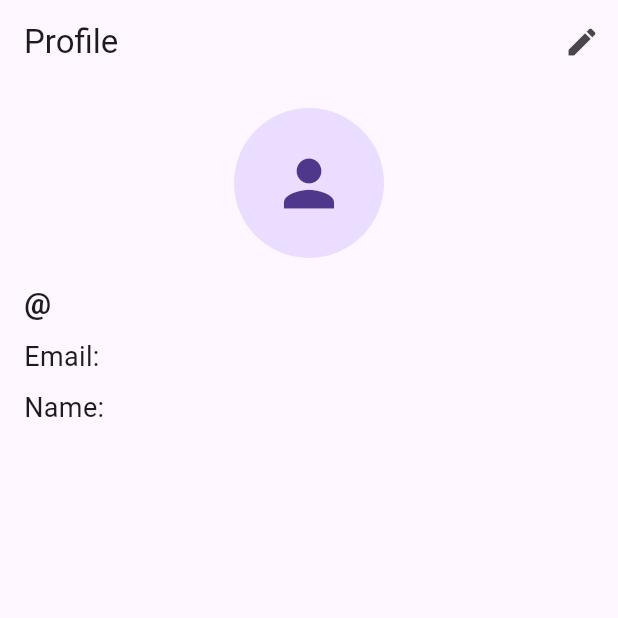
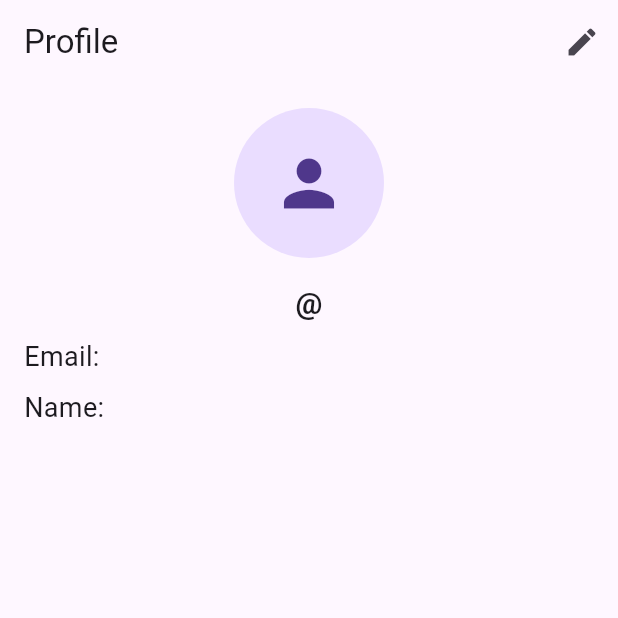
Before and after one commit to KPhamster/Plendy, a Flutter app: the screen it shows once a user with an empty profile is signed in, item 2 of the bottom bar chosen, after a tap on "Log Out", on a phone screen of 412 x 824 dp, the top half of it. Run offline on Flutter 3.47's test engine with Material 3 defaults, Android fonts, the phone set to English and light mode, and no system bars; our stand-ins replace cloud_firestore, dio, equatable, firebase_auth, firebase_core, firebase_storage and 12 more; missing offline and left inert: any_link_preview, receive_sharing_intent; accounts and stored records are empty; statements that could not run were skipped.

Commit message:
Fixed Google Sign-in

```diff
--- a/lib/main.dart
+++ b/lib/main.dart
@@ -39,7 +39,12 @@ void main() async {
 
   // Initialize sharing service
   SharingService().init();
-  runApp(MyApp());
+  runApp(
+    Provider<AuthService>(
+      create: (_) => AuthService(),
+      child: const MyApp(),
+    ),
+  );
 }
 
 class MyApp extends StatefulWidget {
@@ -50,7 +55,6 @@ class MyApp extends StatefulWidget {
 }
 
 class _MyAppState extends State<MyApp> {
-  final AuthService _authService = AuthService();
   final SharingService _sharingService = SharingService();
   StreamSubscription? _intentSub;
   List<SharedMediaFile>? _sharedFiles;
@@ -114,6 +118,7 @@ class _MyAppState extends State<MyApp> {
   void dispose() {
     // Clean up observers
     WidgetsBinding.instance.removeObserver(AppLifecycleObserver());
+    _intentSub?.cancel(); // Cancel the stream subscription
     super.dispose();
   }
 
@@ -121,6 +126,9 @@ class _MyAppState extends State<MyApp> {
   Widget build(BuildContext context) {
     // Check if launched from share AND there are files
     bool launchedFromShare = _sharedFiles != null && _sharedFiles!.isNotEmpty;
+
+    // --- ADDED: Get AuthService from Provider ---
+    final authService = Provider.of<AuthService>(context, listen: false);
 
     return MaterialApp(
       navigatorKey: navigatorKey, // Assign the key to MaterialApp
@@ -138,27 +146,46 @@ class _MyAppState extends State<MyApp> {
                     // Logic to navigate back or close app
                     // Maybe SystemNavigator.pop() or navigate to MainScreen
                     print("MyApp: Closing share screen launched initially");
-                    _sharedFiles = null; // Clear shared files
+                    setState(() {
+                      // Use setState to trigger rebuild
+                      _sharedFiles = null; // Clear shared files
+                    });
                     ReceiveSharingIntent.instance.reset(); // Reset intent
-                    // Trigger rebuild to show AuthWrapper/MainScreen
-                    setState(() {});
-                    // Potentially navigate to a default screen if needed
-                    // navigatorKey.currentState?.pushReplacementNamed('/');
+                    // No explicit navigation needed here, the StreamBuilder below will handle it
                   }),
             )
           // Otherwise, proceed with normal auth flow
           : StreamBuilder<User?>(
-              stream: AuthService().authStateChanges,
+              // --- MODIFIED: Use provided AuthService instance ---
+              stream: authService.authStateChanges,
               builder: (context, snapshot) {
                 if (snapshot.connectionState == ConnectionState.waiting) {
-                  return Center(child: CircularProgressIndicator());
+                  return const Center(child: CircularProgressIndicator());
                 }
 
                 // Print debug info
                 print(
                     'Auth state changed: ${snapshot.hasData ? 'Logged in' : 'Logged out'}');
 
-                return snapshot.hasData ? MainScreen() : AuthScreen();
+                // --- ADDED: Reset share data on logout ---
+                if (!snapshot.hasData && _sharedFiles != null) {
+                  // If user logs out while share data is present, clear it
+                  // Use a post-frame callback to avoid calling setState during build
+                  WidgetsBinding.instance.addPostFrameCallback((_) {
+                    if (mounted) {
+                      // Check if still mounted
+                      setState(() {
+                        _sharedFiles = null;
+                      });
+                      ReceiveSharingIntent.instance.reset();
+                      print("MyApp: Cleared share data due to logout.");
+                    }
+                  });
+                }
+
+                return snapshot.hasData
+                    ? const MainScreen()
+                    : const AuthScreen();
               },
             ),
     );
--- a/lib/screens/auth_screen.dart
+++ b/lib/screens/auth_screen.dart
@@ -2,6 +2,7 @@ import 'package:flutter/material.dart';
 import '../services/auth_service.dart';
 import 'package:font_awesome_flutter/font_awesome_flutter.dart';
 import 'package:plendy/screens/register_screen.dart';
+import 'package:provider/provider.dart';
 
 class AuthScreen extends StatefulWidget {
   const AuthScreen({super.key});
@@ -14,25 +15,11 @@ class _AuthScreenState extends State<AuthScreen> {
   final _formKey = GlobalKey<FormState>();
   final _emailController = TextEditingController();
   final _passwordController = TextEditingController();
-  final _authService = AuthService();
-
-  Future<void> _signInWithEmail() async {
-    if (_formKey.currentState!.validate()) {
-      try {
-        await _authService.signInWithEmail(
-          _emailController.text,
-          _passwordController.text,
-        );
-      } catch (e) {
-        ScaffoldMessenger.of(context).showSnackBar(
-          SnackBar(content: Text(e.toString())),
-        );
-      }
-    }
-  }
 
   @override
   Widget build(BuildContext context) {
+    final authService = Provider.of<AuthService>(context, listen: false);
+
     return Scaffold(
       body: SafeArea(
         child: Padding(
@@ -44,18 +31,21 @@ class _AuthScreenState extends State<AuthScreen> {
               children: [
                 TextFormField(
                   controller: _emailController,
-                  decoration: InputDecoration(labelText: 'Email'),
+                  decoration: const InputDecoration(labelText: 'Email'),
                   validator: (value) {
                     if (value == null || value.isEmpty) {
                       return 'Please enter your email';
                     }
+                    if (!RegExp(r"^\S+@\S+\.\S+$").hasMatch(value)) {
+                      return 'Please enter a valid email address';
+                    }
                     return null;
                   },
                 ),
-                SizedBox(height: 16),
+                const SizedBox(height: 16),
                 TextFormField(
                   controller: _passwordController,
-                  decoration: InputDecoration(labelText: 'Password'),
+                  decoration: const InputDecoration(labelText: 'Password'),
                   obscureText: true,
                   validator: (value) {
                     if (value == null || value.isEmpty) {
@@ -64,32 +54,50 @@ class _AuthScreenState extends State<AuthScreen> {
                     return null;
                   },
                 ),
-                SizedBox(height: 24),
+                const SizedBox(height: 24),
                 ElevatedButton(
-                  onPressed: _signInWithEmail,
-                  child: Text('Sign In'),
+                  onPressed: () async {
+                    if (_formKey.currentState!.validate()) {
+                      try {
+                        await authService.signInWithEmail(
+                          _emailController.text,
+                          _passwordController.text,
+                        );
+                      } catch (e) {
+                        if (mounted) {
+                          ScaffoldMessenger.of(context).showSnackBar(
+                            SnackBar(content: Text(e.toString())),
+                          );
+                        }
+                      }
+                    }
+                  },
+                  child: const Text('Sign In'),
                 ),
                 TextButton(
                   onPressed: () {
                     Navigator.push(
                       context,
-                      MaterialPageRoute(builder: (context) => RegisterScreen()),
+                      MaterialPageRoute(
+                          builder: (context) => const RegisterScreen()),
                     );
                   },
-                  child: Text('Create Account'),
+                  child: const Text('Create Account'),
                 ),
                 ElevatedButton.icon(
                   onPressed: () async {
                     try {
-                      await _authService.signInWithGoogle();
+                      await authService.signInWithGoogle();
                     } catch (e) {
-                      ScaffoldMessenger.of(context).showSnackBar(
-                        SnackBar(content: Text(e.toString())),
-                      );
+                      if (mounted) {
+                        ScaffoldMessenger.of(context).showSnackBar(
+                          SnackBar(content: Text(e.toString())),
+                        );
+                      }
                     }
                   },
-                  icon: FaIcon(FontAwesomeIcons.google),
-                  label: Text('Sign in with Google'),
+                  icon: const FaIcon(FontAwesomeIcons.google),
+                  label: const Text('Sign in with Google'),
                 ),
               ],
             ),
--- a/lib/screens/profile_screen.dart
+++ b/lib/screens/profile_screen.dart
@@ -2,6 +2,7 @@ import 'package:flutter/material.dart';
 import '../services/auth_service.dart';
 import '../services/user_service.dart';
 import 'edit_profile_screen.dart';
+import 'package:provider/provider.dart';
 
 class ProfileScreen extends StatefulWidget {
   const ProfileScreen({super.key});
@@ -11,47 +12,60 @@ class ProfileScreen extends StatefulWidget {
 }
 
 class _ProfileScreenState extends State<ProfileScreen> {
-  final _authService = AuthService();
   final _userService = UserService();
   String? _username;
 
+  AuthService? _authService;
+
   @override
-  void initState() {
-    super.initState();
+  void didChangeDependencies() {
+    super.didChangeDependencies();
+    final authService = Provider.of<AuthService>(context);
+    if (_authService != authService) {
+      _authService = authService;
       _loadUsername();
+    }
   }
 
   Future<void> _loadUsername() async {
-    final user = _authService.currentUser;
+    final user = _authService?.currentUser;
     if (user != null) {
       final username = await _userService.getUserUsername(user.uid);
+      if (mounted) {
         setState(() {
           _username = username;
         });
       }
     }
+  }
 
   void _refreshProfile() {
+    if (mounted) {
       setState(() {});
+    }
     _loadUsername();
   }
 
   @override
   Widget build(BuildContext context) {
-    final user = _authService.currentUser;
+    final authService = _authService!;
+    final user = authService.currentUser;
 
     return Scaffold(
       appBar: AppBar(
-        title: Text('Profile'),
+        title: const Text('Profile'),
         actions: [
           IconButton(
-            icon: Icon(Icons.edit),
+            icon: const Icon(Icons.edit),
             onPressed: () async {
-              await Navigator.push(
+              final result = await Navigator.push<bool>(
                 context,
-                MaterialPageRoute(builder: (context) => EditProfileScreen()),
+                MaterialPageRoute(
+                    builder: (context) => const EditProfileScreen()),
               );
+              if (result == true) {
                 _refreshProfile();
+              }
             },
           ),
         ],
@@ -71,27 +85,29 @@ class _ProfileScreenState extends State<ProfileScreen> {
                           ? NetworkImage(user!.photoURL!)
                           : null,
                       child: user?.photoURL == null
-                          ? Icon(Icons.person, size: 50)
+                          ? const Icon(Icons.person, size: 50)
                           : null,
                     ),
                   ),
-                  SizedBox(height: 16),
-                  Text(
-                    '@${_username ?? 'username_not_set'}',
-                    style: TextStyle(
+                  const SizedBox(height: 16),
+                  Center(
+                    child: Text(
+                      '@${_username ?? '...'}',
+                      style: const TextStyle(
                         fontSize: 20,
                         fontWeight: FontWeight.bold,
                       ),
                     ),
-                  SizedBox(height: 8),
+                  ),
+                  const SizedBox(height: 8),
                   Text(
                     'Email: ${user?.email ?? 'No email'}',
-                    style: TextStyle(fontSize: 18),
+                    style: const TextStyle(fontSize: 18),
                   ),
-                  SizedBox(height: 8),
+                  const SizedBox(height: 8),
                   Text(
                     'Name: ${user?.displayName ?? 'No name set'}',
-                    style: TextStyle(fontSize: 18),
+                    style: const TextStyle(fontSize: 18),
                   ),
                 ],
               ),
@@ -103,13 +119,13 @@ class _ProfileScreenState extends State<ProfileScreen> {
               width: double.infinity,
               child: ElevatedButton(
                 onPressed: () async {
-                  await _authService.signOut();
+                  await authService.signOut();
                 },
                 style: ElevatedButton.styleFrom(
                   backgroundColor: Colors.red,
-                  padding: EdgeInsets.symmetric(vertical: 16),
+                  padding: const EdgeInsets.symmetric(vertical: 16),
                 ),
-                child: Text(
+                child: const Text(
                   'Log Out',
                   style: TextStyle(fontSize: 16),
                 ),
```
Also changed, not shown: lib/screens/register_screen.dart (+23 -12 lines), lib/services/auth_service.dart (+71 -26 lines), lib/assets/images/auth_background.jpg (added), 4 other files. Lines whose indentation alone changed are shown as unchanged.
